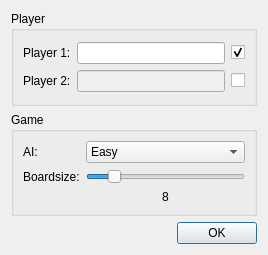
chillyistkult/Reversi, file gamedialog.ui: the form before one commit.
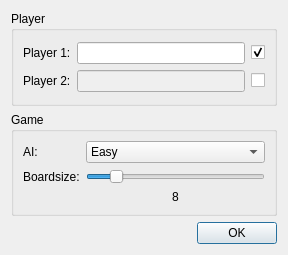
The form after the commit.

What changed in the file:
```diff
--- a/gamedialog.ui
+++ b/gamedialog.ui
@@ -6,7 +6,7 @@
    <rect>
     <x>0</x>
     <y>0</y>
-    <width>268</width>
+    <width>288</width>
     <height>255</height>
    </rect>
   </property>
```
Left out of the diff: 20 changed lines with no effect on the pictures.
